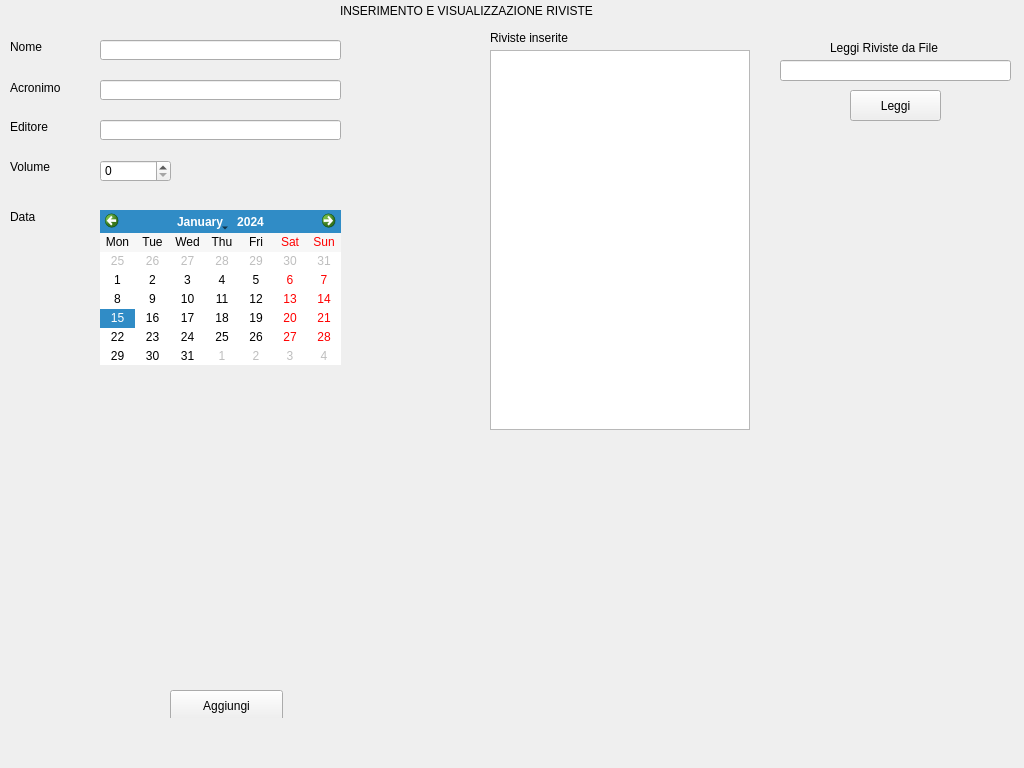
First picture: the form in Progetto/paginarivista.ui, repository marcovirgillo/ProgettoPO, before the edit.
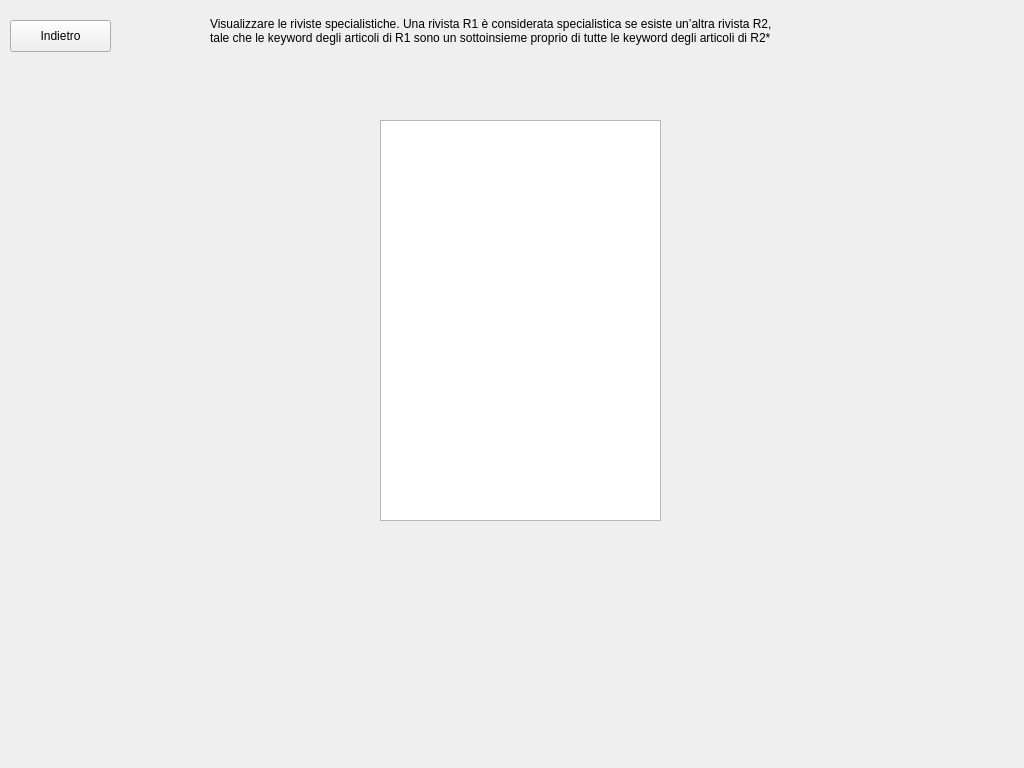
Second picture: the form after the edit.

What changed in the file:
```diff
--- a/Progetto/paginarivista.ui
+++ b/Progetto/paginarivista.ui
@@ -23,7 +23,7 @@
     </rect>
    </property>
    <property name="currentIndex">
-    <number>0</number>
+    <number>1</number>
    </property>
    <widget class="QWidget" name="Home">
     <widget class="QSpinBox" name="Volume">
@@ -236,6 +236,58 @@
        <width>231</width>
        <height>21</height>
       </rect>
+     </property>
+    </widget>
+    <widget class="QRadioButton" name="buttonVisualizzaRivisteSpecialistiche">
+     <property name="geometry">
+      <rect>
+       <x>490</x>
+       <y>440</y>
+       <width>231</width>
+       <height>20</height>
+      </rect>
+     </property>
+     <property name="text">
+      <string>Visualizza le riviste specialistiche</string>
+     </property>
+    </widget>
+   </widget>
+   <widget class="QWidget" name="pageVisualizzaRivisteSpecialistiche">
+    <widget class="QListWidget" name="page2_listRiviste">
+     <property name="geometry">
+      <rect>
+       <x>380</x>
+       <y>120</y>
+       <width>281</width>
+       <height>401</height>
+      </rect>
+     </property>
+    </widget>
+    <widget class="QLabel" name="page2_labelTitolo">
+     <property name="geometry">
+      <rect>
+       <x>210</x>
+       <y>10</y>
+       <width>651</width>
+       <height>41</height>
+      </rect>
+     </property>
+     <property name="text">
+      <string>Visualizzare le riviste specialistiche. Una rivista R1 è considerata specialistica se esiste un’altra rivista R2, 
+tale che le keyword degli articoli di R1 sono un sottoinsieme proprio di tutte le keyword degli articoli di R2*</string>
+     </property>
+    </widget>
+    <widget class="QPushButton" name="page2_buttonIndietro">
+     <property name="geometry">
+      <rect>
+       <x>10</x>
+       <y>20</y>
+       <width>101</width>
+       <height>32</height>
+      </rect>
+     </property>
+     <property name="text">
+      <string>Indietro</string>
      </property>
     </widget>
    </widget>
```
